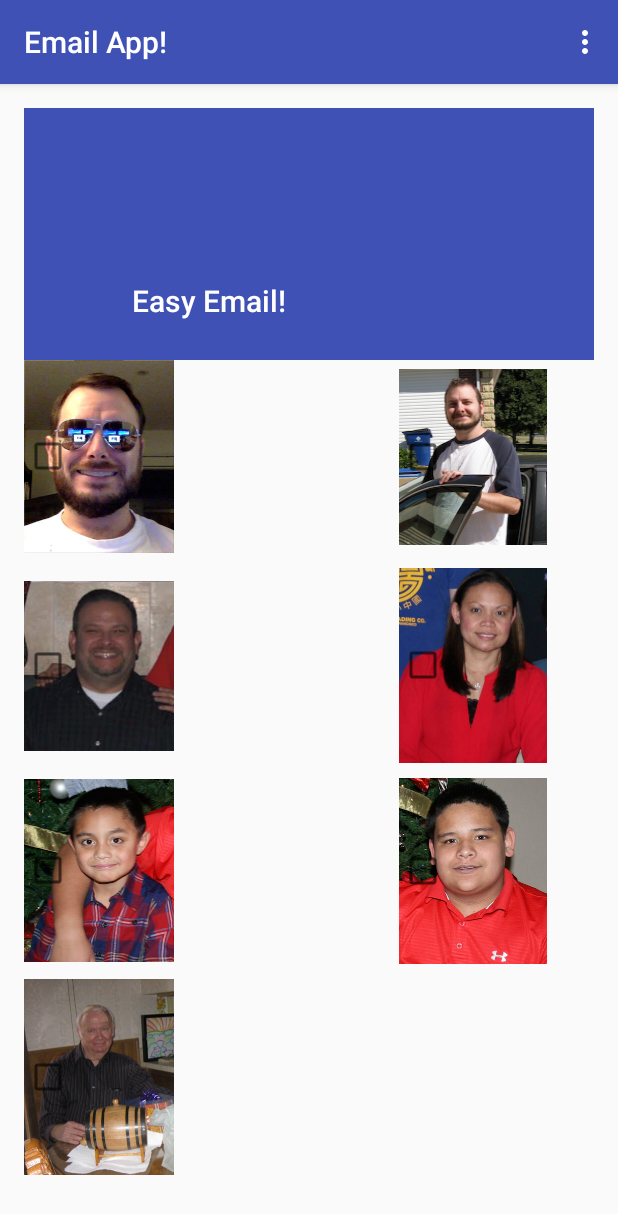
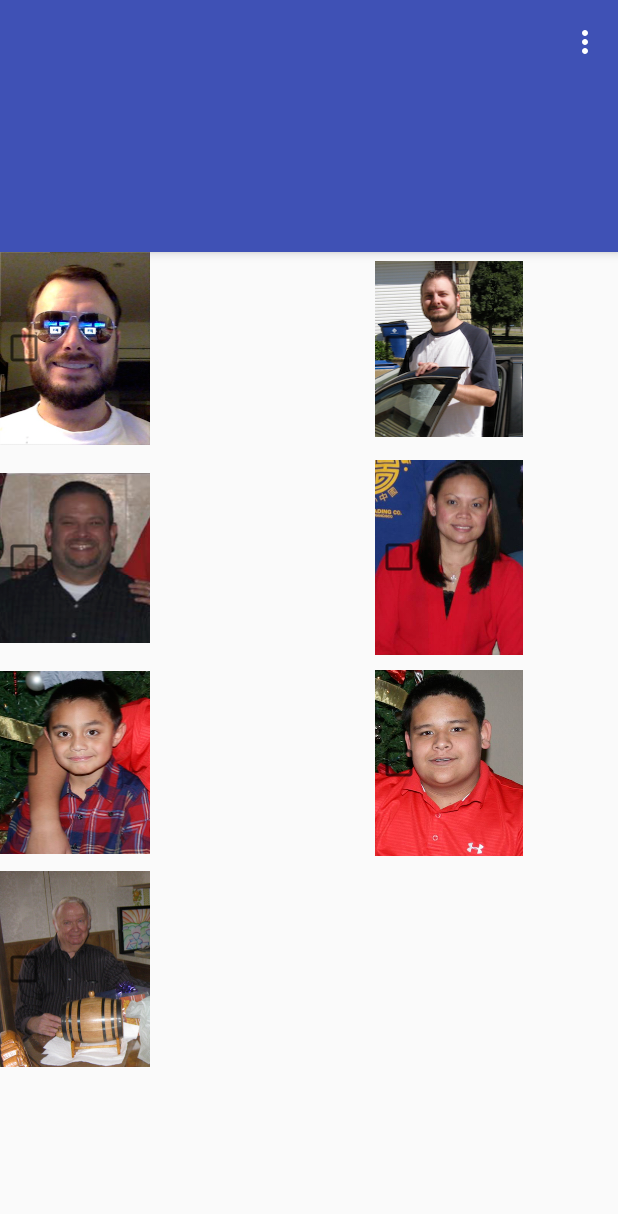
Before and after one commit to Troyaz12/Easy-Email, an Android app: the screen it shows after launch (MainActivity), on a phone screen of 412 x 824 dp. Shown: the top 1214 px of the screen. Run offline under Robolectric (Android 15) with nearby library versions, the phone set to English and light mode, and no system bars; pictures from the network do not load.

Commit message:
removed actionbar
I removed the actionbar from the styles.xml file.

```diff
--- a/app/src/main/java/com/example/android/newemailappmom/MainActivity.java
+++ b/app/src/main/java/com/example/android/newemailappmom/MainActivity.java
@@ -8,10 +8,10 @@ import android.media.SoundPool;
 import android.net.Uri;
 import android.os.Bundle;
 import android.preference.PreferenceManager;
-import android.support.design.widget.CollapsingToolbarLayout;
 import android.support.v7.app.AppCompatActivity;
 import android.support.v7.widget.LinearLayoutManager;
 import android.support.v7.widget.RecyclerView;
+import android.support.v7.widget.Toolbar;
 import android.view.Menu;
 import android.view.MenuItem;
 import android.view.View;
@@ -29,12 +29,22 @@ public class MainActivity extends AppCompatActivity {
     private int soundID;
     private float volume;
     private boolean soundOn = false;
+    private Toolbar mToolbar;
+
+
     @Override
     protected void onCreate(Bundle savedInstanceState) {
         super.onCreate(savedInstanceState);
         setContentView(R.layout.activity_main);
 
-        ((CollapsingToolbarLayout) findViewById(R.id.collapsing_toolbar_layout)).setTitle("Easy Email!");
+       // ((CollapsingToolbarLayout) findViewById(R.id.collapsing_toolbar_layout)).setTitle("Easy Email!");
+
+        mToolbar = (Toolbar) findViewById(R.id.app_bar);   //get toolbar from the activity_article_list layout
+        setSupportActionBar(mToolbar);                  //set appbar
+        getSupportActionBar().setDisplayShowTitleEnabled(false);    //remove display
+
+
+
         RecyclerView rv = (RecyclerView) findViewById(R.id.recyclerview);
         rv.setLayoutManager(new LinearLayoutManager(this));
         rv.setAdapter(new RecyclerView.Adapter<ViewHolder>() {
--- a/app/src/main/res/layout/activity_main.xml
+++ b/app/src/main/res/layout/activity_main.xml
@@ -4,13 +4,10 @@
     xmlns:tools="http://schemas.android.com/tools"
     android:layout_width="match_parent"
     android:layout_height="match_parent"
-    android:paddingBottom="@dimen/activity_vertical_margin"
-    android:paddingLeft="@dimen/activity_horizontal_margin"
-    android:paddingRight="@dimen/activity_horizontal_margin"
-    android:paddingTop="@dimen/activity_vertical_margin"
-    app:layout_behavior="@string/appbar_scrolling_view_behavior"
+    android:orientation="vertical"
     tools:context="com.example.android.newemailappmom.MainActivity"
     tools:showIn="@layout/activity_main">
+
 
     <android.support.design.widget.AppBarLayout
         android:id="@+id/app_bar_layout"
@@ -18,27 +15,15 @@
         android:layout_height="168dp"
         android:background="?colorPrimary">
 
-        <android.support.design.widget.CollapsingToolbarLayout
-            android:id="@+id/collapsing_toolbar_layout"
-            android:layout_width="match_parent"
-            android:layout_height="match_parent"
-            app:collapsedTitleTextAppearance="@style/TextAppearance.AppCompat.Widget.ActionBar.Title.Inverse"
-            app:expandedTitleTextAppearance="@style/TextAppearance.AppCompat.Widget.ActionBar.Title.Inverse"
-            app:expandedTitleMarginStart="72dp"
-            app:layout_scrollFlags="scroll|exitUntilCollapsed">
-
             <android.support.v7.widget.Toolbar
                 android:id="@+id/app_bar"
                 android:layout_width="match_parent"
                 android:layout_height="?actionBarSize"
                 android:theme="@style/ThemeOverlay.AppCompat.Dark.ActionBar"
                 app:contentInsetStart="72dp"
-                app:layout_collapseMode="pin" />
+                app:layout_scrollFlags="scroll|enterAlways|snap"/>
 
-        </android.support.design.widget.CollapsingToolbarLayout>
     </android.support.design.widget.AppBarLayout>
-
-
 
     <android.support.v7.widget.RecyclerView
         android:id="@+id/recyclerview"
--- a/app/src/main/res/values/styles.xml
+++ b/app/src/main/res/values/styles.xml
@@ -1,7 +1,7 @@
 <resources>
 
     <!-- Base application theme. -->
-    <style name="AppTheme" parent="Theme.AppCompat.Light.DarkActionBar">
+    <style name="AppTheme" parent="Theme.AppCompat.Light.NoActionBar">
         <!-- Customize your theme here. -->
         <item name="colorPrimary">@color/colorPrimary</item>
         <item name="colorPrimaryDark">@color/colorPrimaryDark</item>
--- a/build.gradle
+++ b/build.gradle
@@ -5,7 +5,7 @@ buildscript {
         jcenter()
     }
     dependencies {
-        classpath 'com.android.tools.build:gradle:2.1.3'
+        classpath 'com.android.tools.build:gradle:2.2.0'
 
         // NOTE: Do not place your application dependencies here; they belong
         // in the individual module build.gradle files
```
